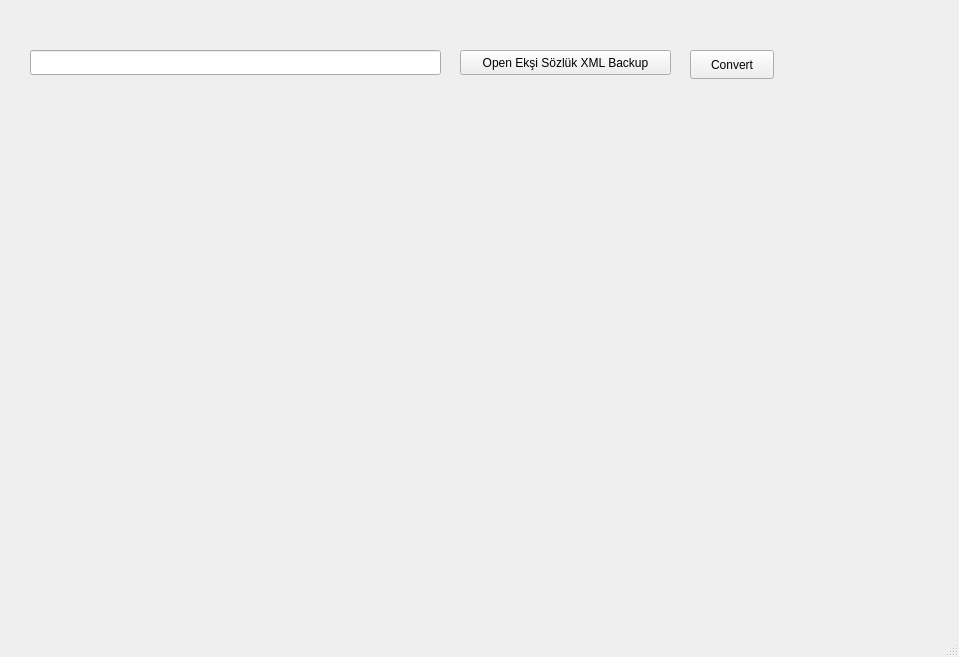
Before: the Qt Designer form eksixml.ui in maidis/eksi-sozluk-xml-converter, drawn with Qt 5.
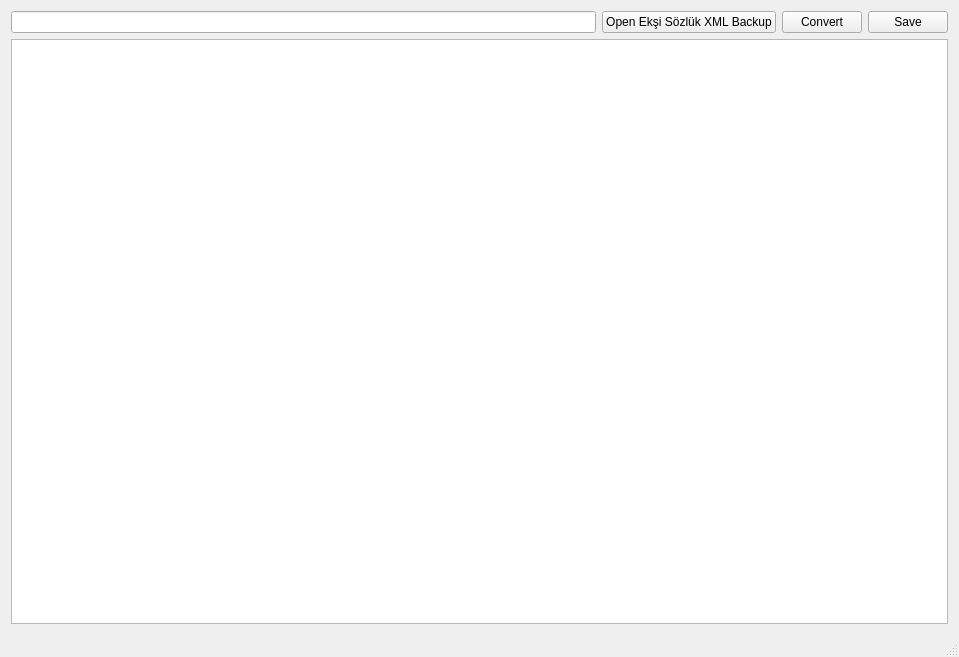
After: the same form once the commit is applied.

Commit message: make gui suck less 2make gui suck less 2

```diff
--- a/eksixml.ui
+++ b/eksixml.ui
@@ -14,42 +14,43 @@
    <string>EksiXML</string>
   </property>
   <widget class="QWidget" name="centralWidget">
-   <widget class="QLineEdit" name="lineEdit">
-    <property name="geometry">
-     <rect>
-      <x>30</x>
-      <y>50</y>
-      <width>411</width>
-      <height>25</height>
-     </rect>
-    </property>
-   </widget>
+   <layout class="QVBoxLayout" name="verticalLayout_2">
+    <item>
+     <layout class="QVBoxLayout" name="verticalLayout">
+      <item>
+       <layout class="QHBoxLayout" name="horizontalLayout">
+        <item>
+         <widget class="QLineEdit" name="lineEdit"/>
+        </item>
+        <item>
    <widget class="QPushButton" name="openXMLBtn">
-    <property name="geometry">
-     <rect>
-      <x>460</x>
-      <y>50</y>
-      <width>211</width>
-      <height>25</height>
-     </rect>
-    </property>
     <property name="text">
      <string>Open Ekşi Sözlük XML Backup</string>
     </property>
    </widget>
-   <widget class="QPushButton" name="pushButton">
-    <property name="geometry">
-     <rect>
-      <x>690</x>
-      <y>50</y>
-      <width>84</width>
-      <height>29</height>
-     </rect>
-    </property>
+        </item>
+        <item>
+         <widget class="QPushButton" name="convertBtn">
     <property name="text">
      <string>Convert</string>
     </property>
    </widget>
+        </item>
+        <item>
+         <widget class="QPushButton" name="saveBtn">
+          <property name="text">
+           <string>Save</string>
+          </property>
+         </widget>
+        </item>
+       </layout>
+      </item>
+      <item>
+       <widget class="QTextBrowser" name="textBrowser"/>
+      </item>
+     </layout>
+    </item>
+   </layout>
   </widget>
   <widget class="QStatusBar" name="statusBar"/>
  </widget>
```
Lines whose indentation alone changed are shown as unchanged. The commit also changes 4 other files.
